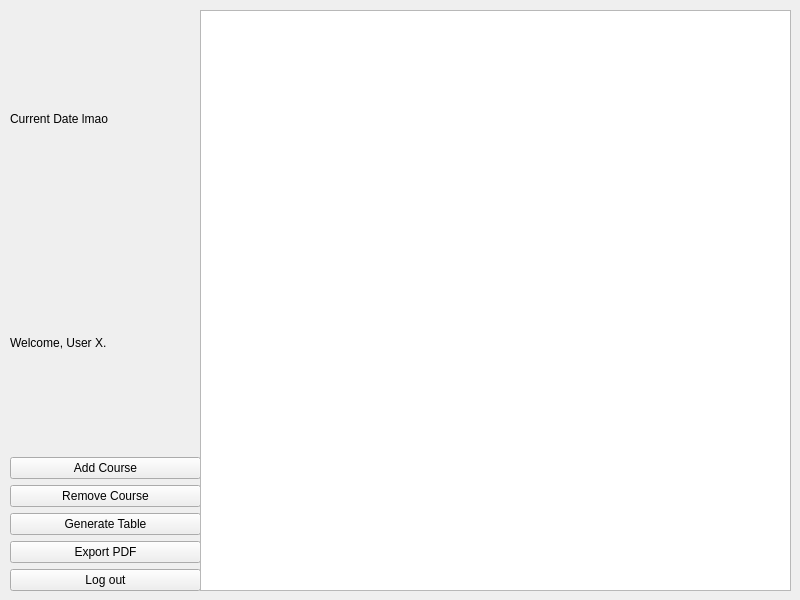
PPsyrius/projekt-KASS, file form_main.ui: the form before one commit.
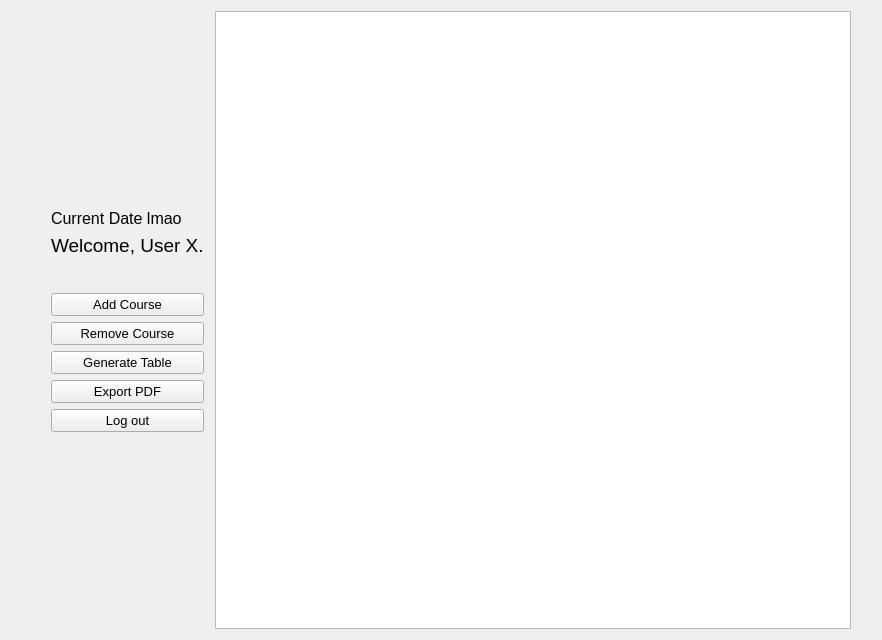
The form after the commit.

The edit to the form file:
```diff
--- a/form_main.ui
+++ b/form_main.ui
@@ -6,25 +6,52 @@
    <rect>
     <x>0</x>
     <y>0</y>
-    <width>800</width>
-    <height>600</height>
+    <width>882</width>
+    <height>640</height>
    </rect>
   </property>
   <property name="windowTitle">
    <string>UI_tableview</string>
   </property>
-  <widget class="QWidget" name="verticalLayoutWidget">
-   <property name="geometry">
-    <rect>
-     <x>10</x>
-     <y>10</y>
-     <width>191</width>
-     <height>581</height>
-    </rect>
-   </property>
-   <layout class="QVBoxLayout" name="verticalLayout">
+  <layout class="QHBoxLayout" name="horizontalLayout">
+   <item>
+    <spacer name="hortSpacer_l1">
+     <property name="orientation">
+      <enum>Qt::Horizontal</enum>
+     </property>
+     <property name="sizeType">
+      <enum>QSizePolicy::Maximum</enum>
+     </property>
+     <property name="sizeHint" stdset="0">
+      <size>
+       <width>40</width>
+       <height>20</height>
+      </size>
+     </property>
+    </spacer>
+   </item>
+   <item>
+    <layout class="QVBoxLayout" name="CommandBox">
+     <item>
+      <spacer name="vertSpacer_u1">
+       <property name="orientation">
+        <enum>Qt::Vertical</enum>
+       </property>
+       <property name="sizeHint" stdset="0">
+        <size>
+         <width>20</width>
+         <height>10</height>
+        </size>
+       </property>
+      </spacer>
+     </item>
     <item>
      <widget class="QLabel" name="lb_currentDateTime">
+       <property name="font">
+        <font>
+         <pointsize>12</pointsize>
+        </font>
+       </property>
       <property name="text">
        <string>Current Date lmao</string>
       </property>
@@ -32,13 +59,39 @@
     </item>
     <item>
      <widget class="QLabel" name="lb_welcome">
+       <property name="font">
+        <font>
+         <pointsize>14</pointsize>
+        </font>
+       </property>
       <property name="text">
        <string>Welcome, User X.</string>
       </property>
      </widget>
     </item>
+     <item>
+      <spacer name="verticalSpacer">
+       <property name="orientation">
+        <enum>Qt::Vertical</enum>
+       </property>
+       <property name="sizeType">
+        <enum>QSizePolicy::Fixed</enum>
+       </property>
+       <property name="sizeHint" stdset="0">
+        <size>
+         <width>20</width>
+         <height>30</height>
+        </size>
+       </property>
+      </spacer>
+     </item>
     <item>
      <widget class="QPushButton" name="bt_removeCourse">
+       <property name="font">
+        <font>
+         <pointsize>10</pointsize>
+        </font>
+       </property>
       <property name="text">
        <string>Add Course</string>
       </property>
@@ -46,6 +99,11 @@
     </item>
     <item>
      <widget class="QPushButton" name="bt_generateTable">
+       <property name="font">
+        <font>
+         <pointsize>10</pointsize>
+        </font>
+       </property>
       <property name="text">
        <string>Remove Course</string>
       </property>
@@ -53,6 +111,11 @@
     </item>
     <item>
      <widget class="QPushButton" name="bt_addCourse">
+       <property name="font">
+        <font>
+         <pointsize>10</pointsize>
+        </font>
+       </property>
       <property name="text">
        <string>Generate Table</string>
       </property>
@@ -60,6 +123,11 @@
     </item>
     <item>
      <widget class="QPushButton" name="bt_exportPDF">
+       <property name="font">
+        <font>
+         <pointsize>10</pointsize>
+        </font>
+       </property>
       <property name="text">
        <string>Export PDF</string>
       </property>
@@ -67,28 +135,82 @@
     </item>
     <item>
      <widget class="QPushButton" name="bt_logOut">
+       <property name="font">
+        <font>
+         <pointsize>10</pointsize>
+        </font>
+       </property>
       <property name="text">
        <string>Log out</string>
       </property>
      </widget>
     </item>
-   </layout>
-  </widget>
-  <widget class="QWidget" name="horizontalLayoutWidget">
-   <property name="geometry">
-    <rect>
-     <x>200</x>
-     <y>10</y>
-     <width>591</width>
-     <height>581</height>
-    </rect>
-   </property>
-   <layout class="QHBoxLayout" name="horizontalLayout">
+     <item>
+      <spacer name="vertSpacer_l1">
+       <property name="orientation">
+        <enum>Qt::Vertical</enum>
+       </property>
+       <property name="sizeHint" stdset="0">
+        <size>
+         <width>20</width>
+         <height>5</height>
+        </size>
+       </property>
+      </spacer>
+     </item>
+    </layout>
+   </item>
+   <item>
+    <spacer name="hortSpacer_m1">
+     <property name="orientation">
+      <enum>Qt::Horizontal</enum>
+     </property>
+     <property name="sizeType">
+      <enum>QSizePolicy::Fixed</enum>
+     </property>
+     <property name="sizeHint" stdset="0">
+      <size>
+       <width>5</width>
+       <height>20</height>
+      </size>
+     </property>
+    </spacer>
+   </item>
     <item>
-     <widget class="QTableView" name="table_wholeSchedule"/>
-    </item>
-   </layout>
-  </widget>
+    <widget class="QTableView" name="table_wholeSchedule">
+     <property name="font">
+      <font>
+       <pointsize>12</pointsize>
+      </font>
+     </property>
+     <attribute name="horizontalHeaderMinimumSectionSize">
+      <number>50</number>
+     </attribute>
+     <attribute name="horizontalHeaderDefaultSectionSize">
+      <number>150</number>
+     </attribute>
+     <attribute name="horizontalHeaderHighlightSections">
+      <bool>true</bool>
+     </attribute>
+    </widget>
+   </item>
+   <item>
+    <spacer name="hortspacer_r1">
+     <property name="orientation">
+      <enum>Qt::Horizontal</enum>
+     </property>
+     <property name="sizeType">
+      <enum>QSizePolicy::Maximum</enum>
+     </property>
+     <property name="sizeHint" stdset="0">
+      <size>
+       <width>20</width>
+       <height>20</height>
+      </size>
+     </property>
+    </spacer>
+   </item>
+  </layout>
  </widget>
  <resources/>
  <connections/>
```
Lines whose indentation alone changed are shown as unchanged.
